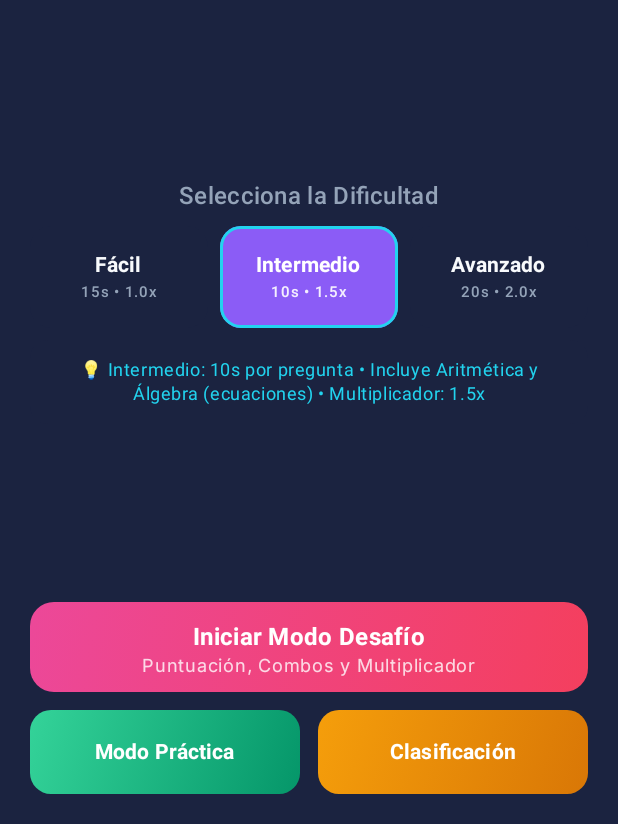
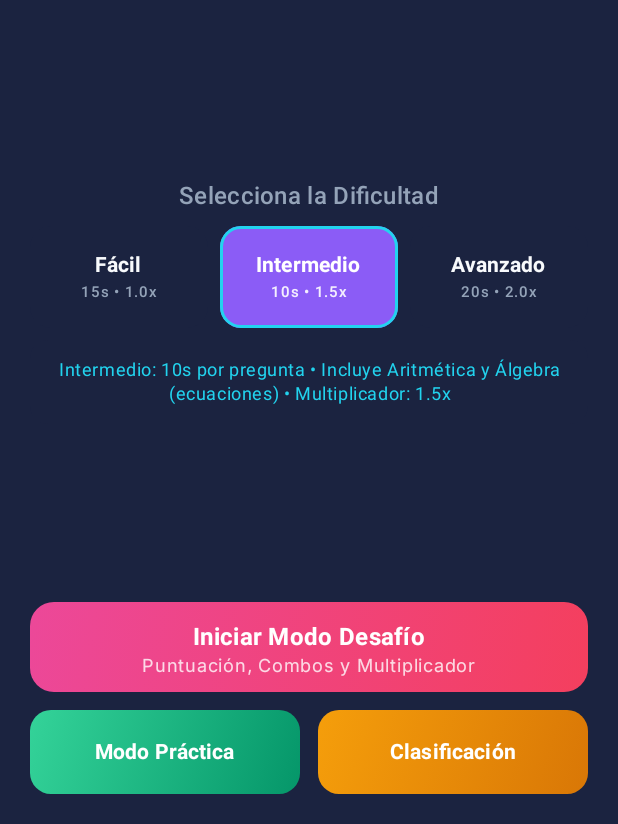
Before and after one commit to felix-mendoz/MathRush, an Android app built with Jetpack Compose: the screen it shows after launch (MainActivity), after a tap on "Intermedio", on a phone screen of 412 x 824 dp, the part 412-1236 px from its top. Run offline under Robolectric (Android 15) with nearby library versions, the phone set to English and light mode, and no system bars; our stand-ins replace Firebase (no records; nobody signed in at launch, a user with empty details on screens opened directly); Roboto replaces fonts that are not available here.

Commit message:
Quitado bombillitos

```diff
--- a/app/src/main/java/com/example/mathrush/ui/screens/HomeScreen.kt
+++ b/app/src/main/java/com/example/mathrush/ui/screens/HomeScreen.kt
@@ -207,9 +207,9 @@ fun HomeScreen(
                     colors = CardDefaults.cardColors(containerColor = MathSurfaceCard)
                 ) {
                     val tooltipText = when (selectedDifficulty) {
-                        1 -> "💡 Fácil: 15s por pregunta • Solo operaciones aritméticas básicas (+, -, ×, ÷) • Multiplicador: 1.0x"
-                        2 -> "💡 Intermedio: 10s por pregunta • Incluye Aritmética y Álgebra (ecuaciones) • Multiplicador: 1.5x"
-                        else -> "💡 Avanzado: 20s por pregunta • Todas las categorías: Cálculo diferencial, integral, álgebra y geometría • Multiplicador: 2.0x"
+                        1 -> "Fácil: 15s por pregunta • Solo operaciones aritméticas básicas (+, -, ×, ÷) • Multiplicador: 1.0x"
+                        2 -> "Intermedio: 10s por pregunta • Incluye Aritmética y Álgebra (ecuaciones) • Multiplicador: 1.5x"
+                        else -> "Avanzado: 20s por pregunta • Todas las categorías: Cálculo diferencial, integral, álgebra y geometría • Multiplicador: 2.0x"
                     }
                     Text(
                         text = tooltipText,
```
